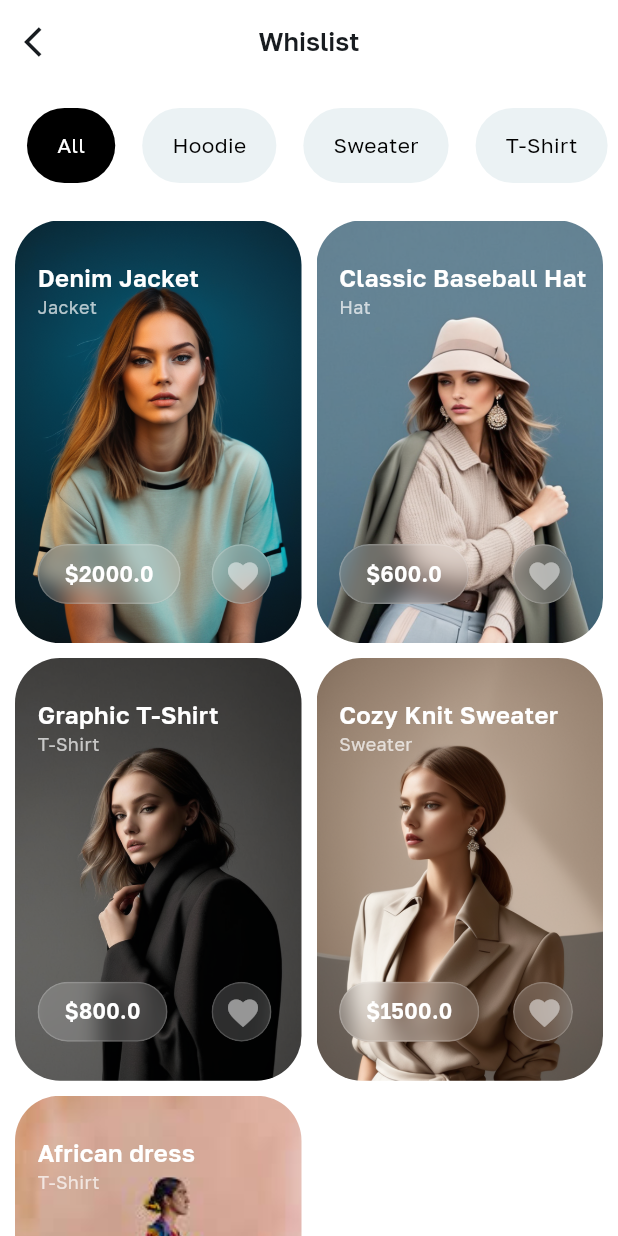
After one commit to YaelAbdissa/Fashion-App-UI, a Flutter app: the screen it shows after launch, item 3 of the bottom bar chosen, after a tap on "whislist", on a phone screen of 412 x 824 dp. The commit adds this screen. Run offline on Flutter 3.47's test engine with Material 3 defaults, Android fonts, the phone set to English and light mode, and no system bars; our stand-ins replace country_picker, flutter_otp_text_field; network calls fail.

Commit message:
add whislist ui

```diff
--- a/assets/json/carts.json
+++ b/assets/json/carts.json
@@ -14,7 +14,7 @@
         "price": 600.00
     },
     {
-        "productId": "p003",
+        "productId": "p0021",
         "size": "42",
         "sizeInDim": "70 x 48 x 38",
         "quantity": 1,
--- a/assets/json/products.json
+++ b/assets/json/products.json
@@ -484,5 +484,31 @@
                 "dimension": "45-47 inches"
             }
         ]
+    },
+    {
+        "productId": "p0021",
+        "productName": "African dress",
+        "categories": "tshirt",
+        "price": 2000.00,
+        "productDescription": "Stylish and durable denim jacket that fits any outfit.",
+        "productImage": "assets/images/image9.jpg",
+        "size": [
+            {
+                "size": "S",
+                "dimension": "36-38 inches"
+            },
+            {
+                "size": "M",
+                "dimension": "39-41 inches"
+            },
+            {
+                "size": "L",
+                "dimension": "42-44 inches"
+            },
+            {
+                "size": "XL",
+                "dimension": "45-47 inches"
+            }
+        ]
     }
 ]
--- /dev/null
+++ b/assets/json/whislist.json
@@ -0,0 +1,42 @@
+[
+    {
+        "id": "w_001",
+        "productId": "p005",
+        "dateAdded": "2025-10-20T14:25:00Z",
+        "note": "Buy during the sale",
+        "priority": 1,
+        "isPurchased": false
+    },
+    {
+        "id": "w_002",
+        "productId": "p0017",
+        "dateAdded": "2025-10-22T09:15:00Z",
+        "note": "Perfect for daily workouts",
+        "priority": 2,
+        "isPurchased": false
+    },
+    {
+        "id": "w_003",
+        "productId": "p009",
+        "dateAdded": "2025-10-24T18:40:00Z",
+        "note": "Looks good for office use",
+        "priority": 3,
+        "isPurchased": false
+    },
+    {
+        "id": "w_004",
+        "productId": "p002",
+        "dateAdded": "2025-10-28T11:10:00Z",
+        "note": null,
+        "priority": 4,
+        "isPurchased": true
+    },
+    {
+        "id": "w_005",
+        "productId": "p0021",
+        "dateAdded": "2025-10-28T11:10:00Z",
+        "note": null,
+        "priority": 4,
+        "isPurchased": true
+    }
+]
--- a/lib/models/product_model.dart
+++ b/lib/models/product_model.dart
@@ -1,6 +1,7 @@
 // ignore_for_file: public_member_api_docs, sort_constructors_first
 import 'dart:convert';
 
+import 'package:fashion_app/models/whislist_model.dart';
 import 'package:flutter/services.dart';
 
 class ProductModel {
@@ -121,3 +122,13 @@ List<ProductModel> getProoductsByCategory(
     String category, List<ProductModel> products) {
   return products.where((product) => product.categories == category).toList();
 }
+
+List<ProductModel> getProductModelintersectionWhishilist(
+    List<WhislistModel> whilists, List<ProductModel> products) {
+  List<ProductModel> common = products
+      .where((product) =>
+          whilists.any((whislist) => whislist.productId == product.productId))
+      .toList();
+
+  return common;
+}
--- /dev/null
+++ b/lib/models/whislist_model.dart
@@ -0,0 +1,38 @@
+// ignore_for_file: public_member_api_docs, sort_constructors_first
+import 'dart:convert';
+
+import 'package:flutter/services.dart';
+
+class WhislistModel {
+  String productId;
+  String id;
+  String dateAdded;
+  String note;
+  int priority;
+  bool isPurchased;
+
+  WhislistModel({
+    required this.productId,
+    required this.id,
+    required this.dateAdded,
+    required this.note,
+    required this.priority,
+    required this.isPurchased,
+  });
+
+  factory WhislistModel.fromJson(Map<String, dynamic> json) {
+    return WhislistModel(
+        productId: json["productId"],
+        id: json["id"],
+        dateAdded: json["dateAdded"],
+        isPurchased: json["isPurchased"],
+        note: json["note"] ?? "",
+        priority: json["priority"]);
+  }
+}
+
+Future<List<WhislistModel>> loadWhisList() async {
+  final data = await rootBundle.loadString('assets/json/whislist.json');
+  final List<dynamic> jsonList = json.decode(data);
+  return jsonList.map((e) => WhislistModel.fromJson(e)).toList();
+}
--- a/lib/screens/core_screens.dart
+++ b/lib/screens/core_screens.dart
@@ -9,3 +9,4 @@ export 'profile_screen.dart';
 export 'signup_screen.dart';
 export 'verify_screen.dart';
 export 'manage_account_screen.dart';
+export 'whislist_screen.dart';
--- a/lib/screens/profile_screen.dart
+++ b/lib/screens/profile_screen.dart
@@ -126,7 +126,15 @@ class ProfileScreen extends StatelessWidget {
                   ),
                 ),
               ),
-              Container(
+              GestureDetector(
+                onTap: () {
+                  Navigator.of(context).push(
+                    MaterialPageRoute(
+                      builder: (context) => WhislistScreen(),
+                    ),
+                  );
+                },
+                child: Container(
                   height: size.height * 0.15,
                   width: size.width * 0.44,
                   decoration: BoxDecoration(
@@ -149,6 +157,7 @@ class ProfileScreen extends StatelessWidget {
                         ),
                       ),
                     ],
+                  ),
                 ),
               )
             ],
--- /dev/null
+++ b/lib/screens/whislist_screen.dart
@@ -0,0 +1,153 @@
+import 'package:fashion_app/widgets/home_screen_widgets.dart';
+import 'package:flutter/material.dart';
+
+import '../models/product_model.dart';
+import '../models/whislist_model.dart';
+import '../utils/constants.dart';
+
+class WhislistScreen extends StatefulWidget {
+  const WhislistScreen({super.key});
+
+  @override
+  State<WhislistScreen> createState() => _WhislistScreenState();
+}
+
+class _WhislistScreenState extends State<WhislistScreen> {
+  late Future<List<Object>> myFuture;
+
+  @override
+  void initState() {
+    super.initState();
+    myFuture = Future.wait([loadWhisList(), loadProducts()]);
+  }
+
+  void reloadData() {
+    setState(() {
+      myFuture = Future.wait([loadWhisList(), loadProducts()]);
+    });
+  }
+
+  String selectedCategory = "all";
+  @override
+  Widget build(BuildContext context) {
+    return Scaffold(
+      backgroundColor: Colors.white,
+      appBar: AppBar(
+        backgroundColor: Colors.white,
+        elevation: 0,
+        leading: IconButton(
+            onPressed: () {
+              Navigator.of(context).pop();
+            },
+            icon: Icon(Icons.arrow_back_ios)),
+        title: Text(
+          "Whislist",
+          style: appBarTextStyle,
+        ),
+        centerTitle: true,
+      ),
+      body: FutureBuilder(
+          future: myFuture,
+          builder: (context, snapShot) {
+            if (snapShot.connectionState == ConnectionState.waiting) {
+              return const Center(child: CircularProgressIndicator());
+            } else if (snapShot.hasError) {
+              return Center(child: Text("Error: ${snapShot.error}"));
+            } else if (!snapShot.hasData || snapShot.data!.isEmpty) {
+              return const Center(child: Text("No products found"));
+            }
+            final products = snapShot.data![1] as List<ProductModel>;
+            final whislists = snapShot.data![0] as List<WhislistModel>;
+
+            final productsFromWhislist =
+                getProductModelintersectionWhishilist(whislists, products);
+            final productsByCategory =
+                getProoductsByCategory(selectedCategory, productsFromWhislist);
+
+            return ListView(
+              children: [
+                SizedBox(height: 16),
+                SizedBox(
+                  height: 50,
+                  child: ListView.builder(
+                    itemCount: productCategories.length,
+                    shrinkWrap: true,
+                    scrollDirection: Axis.horizontal,
+                    itemBuilder: (context, index) {
+                      return Container(
+                        padding: EdgeInsets.only(
+                            left: index == 0 ? 18 : 9,
+                            right:
+                                index == productCategories.length - 1 ? 18 : 9),
+                        child: categoriesWidget(
+                          isSelected:
+                              productCategories[index].id == selectedCategory
+                                  ? true
+                                  : false,
+                          category: productCategories[index],
+                        ),
+                      );
+                    },
+                  ),
+                ),
+                SizedBox(height: 25),
+                GridView.count(
+                  padding: EdgeInsets.symmetric(horizontal: 10),
+                  crossAxisCount: 2,
+                  shrinkWrap: true,
+                  physics: NeverScrollableScrollPhysics(),
+                  crossAxisSpacing: 10,
+                  mainAxisSpacing: 10,
+                  childAspectRatio: 0.678,
+                  children: List.generate(
+                      selectedCategory == "all"
+                          ? whislists.length
+                          : productsByCategory.length, (index) {
+                    ProductModel product = findProductById(
+                        selectedCategory == "all"
+                            ? whislists[index].productId
+                            : productsByCategory[index].productId,
+                        selectedCategory == "all"
+                            ? products
+                            : productsByCategory);
+
+                    return extraTshirtWidget(
+                      index: index,
+                      product: product,
+                    );
+                  }),
+                ),
+                SizedBox(height: 25),
+              ],
+            );
+          }),
+    );
+  }
+
+  Widget categoriesWidget(
+      {required bool isSelected, required ProductCategory category}) {
+    return GestureDetector(
+      onTap: () => {
+        setState(() {
+          selectedCategory = category.id;
+        })
+      },
+      child: Container(
+        padding: EdgeInsets.symmetric(horizontal: 20, vertical: 12),
+        decoration: BoxDecoration(
+          color: isSelected ? Colors.black : Color(0xffEBF2F4),
+          borderRadius: BorderRadius.circular(25),
+        ),
+        child: Center(
+          child: Text(
+            category.name,
+            style: TextStyle(
+              fontSize: 14,
+              color: isSelected ? Colors.white : Colors.black,
+            ),
+          ),
+        ),
+      ),
+    );
+  }
+}
```
Also changed, not shown: assets/icons/icon_add_to_cart.png (added), assets/icons/icon_check.png (added), assets/images/image9.jpg (added). Lines whose indentation alone changed are shown as unchanged.
